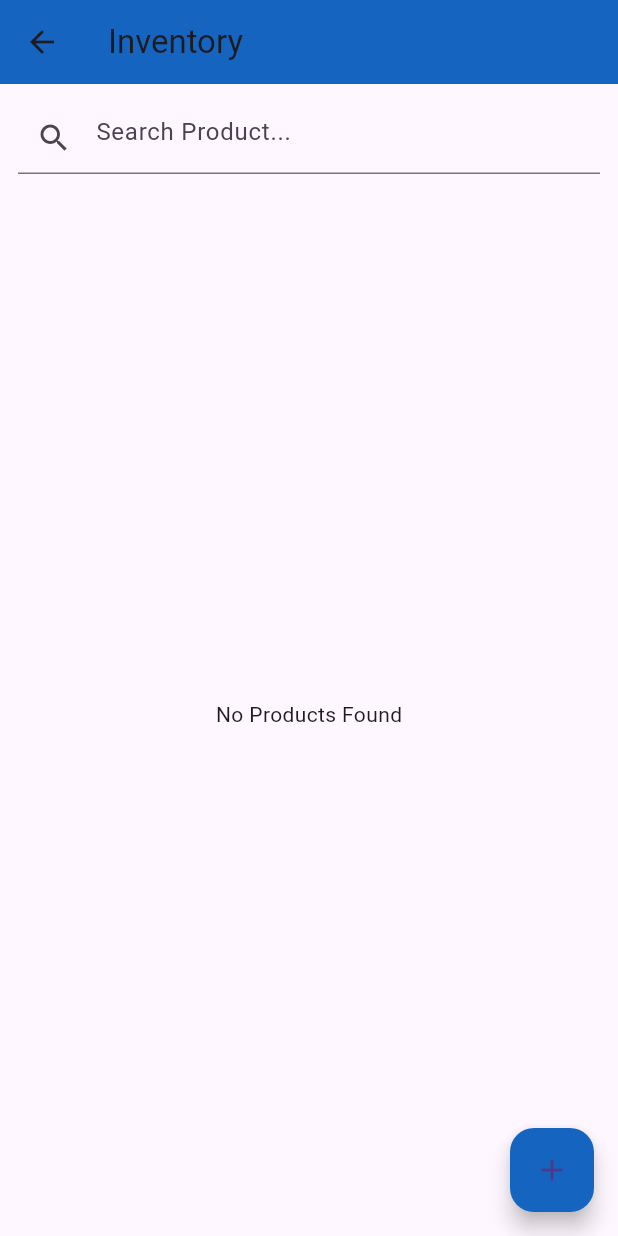
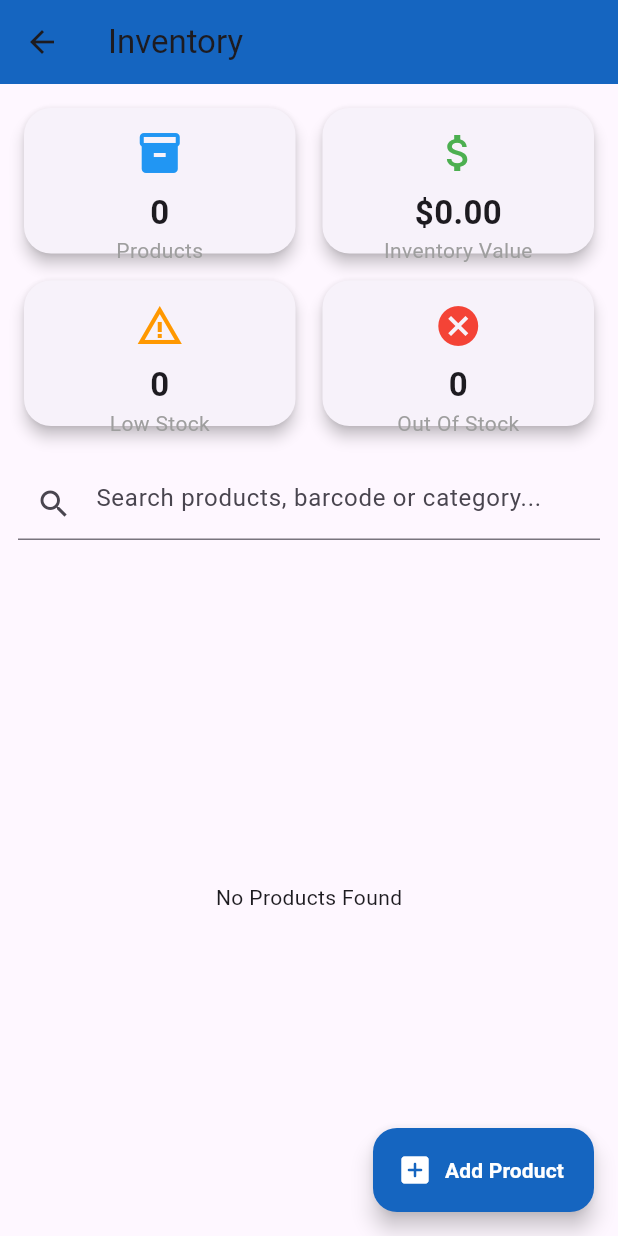
Before and after one commit to graduatemagundwane-wq/dg-business-suite, a Flutter app: the InventoryScreen screen opened directly, on a phone screen of 412 x 824 dp. Run offline on Flutter 3.47's test engine with Material 3 defaults, Android fonts, the phone set to English and light mode, and no system bars; our stand-ins replace image_picker, pdf, sqflite; accounts and stored records are empty.

Commit message:
Fix inventory screen syntax and stats

```diff
--- a/lib/screens/inventory_screen.dart
+++ b/lib/screens/inventory_screen.dart
@@ -15,20 +15,21 @@ class InventoryScreen extends StatefulWidget {
   });
 
   @override
-  State<InventoryScreen> createState() =>
-      _InventoryScreenState();
+  State<InventoryScreen> createState() => _InventoryScreenState();
 }
 
-class _InventoryScreenState
-    extends State<InventoryScreen> {
+class _InventoryScreenState extends State<InventoryScreen> {
+  final TextEditingController _searchController = TextEditingController();
+
   List<Map<String, dynamic>> _products = [];
   List<Map<String, dynamic>> _filteredProducts = [];
 
+  int totalProducts = 0;
+  int lowStockProducts = 0;
+  int outOfStockProducts = 0;
+  double inventoryValue = 0;
+
   bool _loading = true;
-
-  final TextEditingController
-      _searchController =
-      TextEditingController();
 
   @override
   void initState() {
@@ -36,67 +37,90 @@ class _InventoryScreenState
     _loadProducts();
   }
 
+  @override
+  void dispose() {
+    _searchController.dispose();
+    super.dispose();
+  }
+
   Future<void> _loadProducts() async {
-    final products =
-        await LocalDatabase.instance
-            .getAllProducts(widget.shopId);
+    final products = await LocalDatabase.instance.getAllProducts(widget.shopId);
+
+    if (!mounted) return;
 
     setState(() {
       _products = products;
-      _filteredProducts = products;
+      _filteredProducts = _applySearch(products, _searchController.text);
+      _updateStats(products);
       _loading = false;
+    });
+  }
+
+  void _updateStats(List<Map<String, dynamic>> products) {
+    totalProducts = products.length;
+
+    lowStockProducts = products.where((product) {
+      final stock = _asInt(product['stock_quantity']);
+      final limit = _asInt(product['low_stock_limit'], fallback: 10);
+      return stock <= limit && stock > 0;
+    }).length;
+
+    outOfStockProducts = products.where((product) {
+      return _asInt(product['stock_quantity']) <= 0;
+    }).length;
+
+    inventoryValue = products.fold<double>(0, (sum, product) {
+      final quantity = _asInt(product['stock_quantity']);
+      final buyingPrice = _asDouble(product['buying_price']);
+      return sum + quantity * buyingPrice;
     });
   }
 
   void _search(String value) {
     setState(() {
-      _filteredProducts = _products
-          .where(
-            (product) => product[
-                    'product_name']
-                .toString()
-                .toLowerCase()
-                .contains(
-                  value.toLowerCase(),
-                ),
-          )
-          .toList();
+      _filteredProducts = _applySearch(_products, value);
     });
   }
 
-  Future<void> _deleteProduct(
-    int productId) async {
+  List<Map<String, dynamic>> _applySearch(
+    List<Map<String, dynamic>> products,
+    String value,
+  ) {
+    final query = value.trim().toLowerCase();
 
-  final delete =
-      await showDialog<bool>(
+    if (query.isEmpty) {
+      return List<Map<String, dynamic>>.from(products);
+    }
+
+    return products.where((product) {
+      final name = _field(product, 'product_name');
+      final barcode = _field(product, 'barcode');
+      final category = _field(product, 'category_name').isNotEmpty
+          ? _field(product, 'category_name')
+          : _field(product, 'category');
+      final categoryId = _field(product, 'category_id');
+
+      return name.contains(query) ||
+          barcode.contains(query) ||
+          category.contains(query) ||
+          categoryId.contains(query);
+    }).toList();
+  }
+
+  Future<void> _deleteProduct(int productId) async {
+    final delete = await showDialog<bool>(
       context: context,
       builder: (_) => AlertDialog(
-      title: const Text(
-        "Delete Product",
-      ),
-      content: const Text(
-        "Are you sure?",
-      ),
+        title: const Text('Delete Product'),
+        content: const Text('Are you sure?'),
         actions: [
           TextButton(
-          onPressed: () =>
-              Navigator.pop(
-            context,
-            false,
-          ),
-          child: const Text(
-            "Cancel",
-          ),
+            onPressed: () => Navigator.pop(context, false),
+            child: const Text('Cancel'),
           ),
           ElevatedButton(
-          onPressed: () =>
-              Navigator.pop(
-            context,
-            true,
-          ),
-          child: const Text(
-            "Delete",
-          ),
+            onPressed: () => Navigator.pop(context, true),
+            child: const Text('Delete'),
           ),
         ],
       ),
@@ -104,10 +128,8 @@ class _InventoryScreenState
 
     if (delete != true) return;
 
-  await LocalDatabase.instance
-      .deleteProduct(productId);
-
-  _loadProducts();
+    await LocalDatabase.instance.deleteProduct(productId);
+    await _loadProducts();
   }
 
   Future<void> _openAddProduct() async {
@@ -121,13 +143,11 @@ class _InventoryScreenState
     );
 
     if (result == true) {
-    _loadProducts();
+      await _loadProducts();
     }
   }
 
-Future<void> _openEditProduct(
-    Map<String, dynamic> product) async {
-
+  Future<void> _openEditProduct(Map<String, dynamic> product) async {
     final result = await Navigator.push(
       context,
       MaterialPageRoute(
@@ -139,38 +159,30 @@ Future<void> _openEditProduct(
     );
 
     if (result == true) {
-    _loadProducts();
+      await _loadProducts();
     }
   }
 
-  Widget _buildProductCard(
-      Map<String, dynamic> product) {
-    final stock =
-        product['stock_quantity'] ?? 0;
-
-    final lowStock =
-        product['low_stock_limit'] ?? 10;
-
-    final isLowStock =
-        stock <= lowStock;
+  Widget _buildProductCard(Map<String, dynamic> product) {
+    final stock = _asInt(product['stock_quantity']);
+    final lowStock = _asInt(product['low_stock_limit'], fallback: 10);
+    final isLowStock = stock <= lowStock;
+    final imagePath = (product['image_path'] ?? '').toString();
 
     return Card(
       child: ListTile(
-        leading: product['image_path'] !=
-                    null &&
-                product['image_path']
-                    .toString()
-                    .isNotEmpty
+        leading: imagePath.isNotEmpty
             ? ClipRRect(
-                borderRadius:
-                    BorderRadius.circular(
-                        8),
+                borderRadius: BorderRadius.circular(8),
                 child: Image.file(
-                  File(product[
-                      'image_path']),
+                  File(imagePath),
                   width: 55,
                   height: 55,
                   fit: BoxFit.cover,
+                  errorBuilder: (_, __, ___) => const Icon(
+                    Icons.broken_image_outlined,
+                    size: 40,
+                  ),
                 ),
               )
             : const Icon(
@@ -178,31 +190,22 @@ Future<void> _openEditProduct(
                 size: 40,
               ),
         title: InkWell(
-  onTap: () =>
-      _openEditProduct(
-    product,
-  ),
+          onTap: () => _openEditProduct(product),
           child: Text(
-    product['product_name'],
+            (product['product_name'] ?? '').toString(),
           ),
         ),
         subtitle: Column(
-          crossAxisAlignment:
-              CrossAxisAlignment.start,
+          crossAxisAlignment: CrossAxisAlignment.start,
           children: [
-            Text(
-              "Stock: $stock",
-            ),
-            Text(
-              "Price: \$${product['selling_price']}",
-            ),
+            Text('Stock: $stock'),
+            Text('Price: \$${product['selling_price']}'),
             if (isLowStock)
               const Text(
-                "⚠ LOW STOCK",
+                'LOW STOCK',
                 style: TextStyle(
                   color: Colors.red,
-                  fontWeight:
-                      FontWeight.bold,
+                  fontWeight: FontWeight.bold,
                 ),
               ),
           ],
@@ -210,26 +213,151 @@ Future<void> _openEditProduct(
         trailing: Row(
           mainAxisSize: MainAxisSize.min,
           children: [
-
             IconButton(
               icon: const Icon(
                 Icons.edit,
                 color: Colors.blue,
               ),
-      onPressed: () =>
-          _openEditProduct(
-        product,
+              onPressed: () => _openEditProduct(product),
             ),
-    ),
-
             IconButton(
               icon: const Icon(
                 Icons.delete,
                 color: Colors.red,
               ),
-      onPressed: () =>
-          _deleteProduct(
-        product['id'],
+              onPressed: () => _deleteProduct(product['id'] as int),
+            ),
+          ],
+        ),
+      ),
+    );
+  }
+
+  @override
+  Widget build(BuildContext context) {
+    return Scaffold(
+      appBar: AppBar(
+        title: const Text('Inventory'),
+        backgroundColor: AppTheme.primaryBlue,
+      ),
+      floatingActionButton: FloatingActionButton.extended(
+        backgroundColor: AppTheme.primaryBlue,
+        foregroundColor: Colors.white,
+        onPressed: _openAddProduct,
+        icon: const Icon(Icons.add_box_rounded),
+        label: const Text(
+          'Add Product',
+          style: TextStyle(
+            fontWeight: FontWeight.bold,
+          ),
+        ),
+      ),
+      body: _loading
+          ? const Center(
+              child: CircularProgressIndicator(),
+            )
+          : Column(
+              children: [
+                Padding(
+                  padding: const EdgeInsets.all(12),
+                  child: GridView.count(
+                    crossAxisCount: 2,
+                    shrinkWrap: true,
+                    physics: const NeverScrollableScrollPhysics(),
+                    crossAxisSpacing: 10,
+                    mainAxisSpacing: 10,
+                    childAspectRatio: 1.8,
+                    children: [
+                      _dashboardCard(
+                        Icons.inventory_2,
+                        'Products',
+                        totalProducts.toString(),
+                        Colors.blue,
+                      ),
+                      _dashboardCard(
+                        Icons.attach_money,
+                        'Inventory Value',
+                        '\$${inventoryValue.toStringAsFixed(2)}',
+                        Colors.green,
+                      ),
+                      _dashboardCard(
+                        Icons.warning_amber,
+                        'Low Stock',
+                        lowStockProducts.toString(),
+                        Colors.orange,
+                      ),
+                      _dashboardCard(
+                        Icons.cancel,
+                        'Out Of Stock',
+                        outOfStockProducts.toString(),
+                        Colors.red,
+                      ),
+                    ],
+                  ),
+                ),
+                Padding(
+                  padding: const EdgeInsets.all(12),
+                  child: TextField(
+                    controller: _searchController,
+                    onChanged: _search,
+                    decoration: const InputDecoration(
+                      hintText: 'Search products, barcode or category...',
+                      prefixIcon: Icon(Icons.search),
+                    ),
+                  ),
+                ),
+                Expanded(
+                  child: _filteredProducts.isEmpty
+                      ? const Center(
+                          child: Text('No Products Found'),
+                        )
+                      : ListView.builder(
+                          itemCount: _filteredProducts.length,
+                          itemBuilder: (context, index) {
+                            return _buildProductCard(
+                              _filteredProducts[index],
+                            );
+                          },
+                        ),
+                ),
+              ],
+            ),
+    );
+  }
+
+  Widget _dashboardCard(
+    IconData icon,
+    String title,
+    String value,
+    Color color,
+  ) {
+    return Card(
+      elevation: 4,
+      shape: RoundedRectangleBorder(
+        borderRadius: BorderRadius.circular(18),
+      ),
+      child: Padding(
+        padding: const EdgeInsets.all(14),
+        child: Column(
+          mainAxisAlignment: MainAxisAlignment.center,
+          children: [
+            Icon(
+              icon,
+              color: color,
+              size: 32,
+            ),
+            const SizedBox(height: 8),
+            Text(
+              value,
+              style: const TextStyle(
+                fontSize: 22,
+                fontWeight: FontWeight.bold,
+              ),
+            ),
+            Text(
+              title,
+              style: const TextStyle(
+                color: Colors.grey,
               ),
             ),
           ],
@@ -238,75 +366,18 @@ Future<void> _openEditProduct(
     );
   }
 
-  @override
-  Widget build(
-      BuildContext context) {
-    return Scaffold(
-      appBar: AppBar(
-        title: const Text(
-          "Inventory",
-        ),
-        backgroundColor:
-            AppTheme.primaryBlue,
-      ),
-      floatingActionButton:
-          FloatingActionButton(
-        backgroundColor:
-            AppTheme.primaryBlue,
-        onPressed: _openAddProduct,
-        child: const Icon(
-          Icons.add,
-        ),
-      ),
-      body: _loading
-          ? const Center(
-              child:
-                  CircularProgressIndicator(),
-            )
-          : Column(
-              children: [
-                Padding(
-                  padding:
-                      const EdgeInsets.all(
-                          12),
-                  child: TextField(
-                    controller:
-                        _searchController,
-                    onChanged: _search,
-                    decoration:
-                        const InputDecoration(
-                      hintText:
-                          "Search Product...",
-                      prefixIcon:
-                          Icon(Icons.search),
-                    ),
-                  ),
-                ),
-                Expanded(
-                  child:
-                      _filteredProducts
-                              .isEmpty
-                          ? const Center(
-                              child: Text(
-                                "No Products Found",
-                              ),
-                            )
-                          : ListView.builder(
-                              itemCount:
-                                  _filteredProducts
-                                      .length,
-                              itemBuilder:
-                                  (context,
-                                      index) {
-                                return _buildProductCard(
-                                  _filteredProducts[
-                                      index],
-                                );
-                              },
-                            ),
-                ),
-              ],
-            ),
-    );
+  int _asInt(dynamic value, {int fallback = 0}) {
+    if (value is int) return value;
+    if (value is num) return value.toInt();
+    return int.tryParse(value?.toString() ?? '') ?? fallback;
+  }
+
+  double _asDouble(dynamic value) {
+    if (value is num) return value.toDouble();
+    return double.tryParse(value?.toString() ?? '') ?? 0;
+  }
+
+  String _field(Map<String, dynamic> product, String key) {
+    return (product[key] ?? '').toString().toLowerCase();
   }
 }
```
Lines whose indentation alone changed are shown as unchanged.
